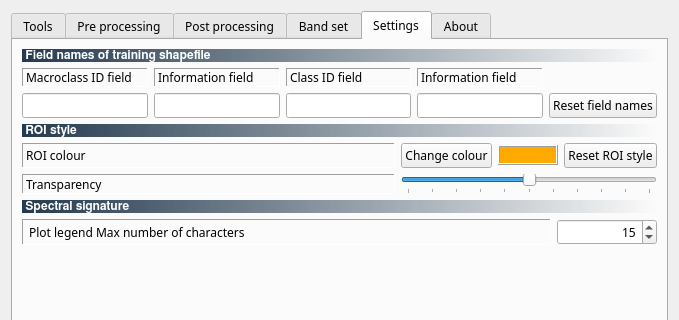
Qt form ui/ui_semiautomaticclassificationplugin.ui (semiautomaticgit/SemiAutomaticClassificationPlugin) before a commit; both pictures show x 0 to 679 and y 0 to 320 of the 679 by 538 pixel window.
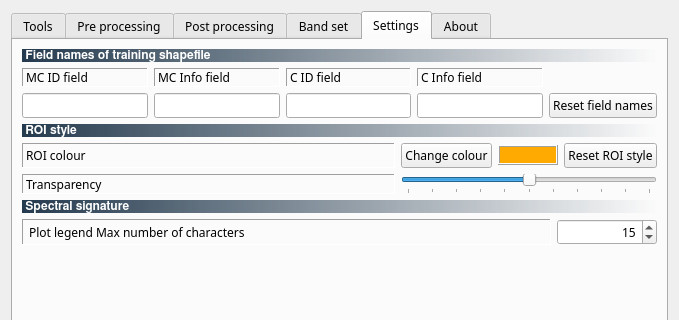
The same form after that commit. The open tabs and pages were chosen to show the change. Icons and pictures are not drawn.

```diff
--- a/ui/ui_semiautomaticclassificationplugin.ui
+++ b/ui/ui_semiautomaticclassificationplugin.ui
@@ -2431,7 +2431,7 @@
             <enum>QFrame::Sunken</enum>
            </property>
            <property name="text">
-            <string>Information field</string>
+            <string>C Info field</string>
            </property>
           </widget>
          </item>
@@ -2510,7 +2510,7 @@
             <enum>QFrame::Sunken</enum>
            </property>
            <property name="text">
-            <string>Class ID field</string>
+            <string>C ID field</string>
            </property>
           </widget>
          </item>
@@ -2533,7 +2533,7 @@
             <enum>QFrame::Sunken</enum>
            </property>
            <property name="text">
-            <string>Macroclass ID field</string>
+            <string>MC ID field</string>
            </property>
           </widget>
          </item>
@@ -2546,7 +2546,7 @@
             <enum>QFrame::Sunken</enum>
            </property>
            <property name="text">
-            <string>Information field</string>
+            <string>MC Info field</string>
            </property>
           </widget>
          </item>
```
Left out of the diff: 8 changed lines with no effect on the pictures.
